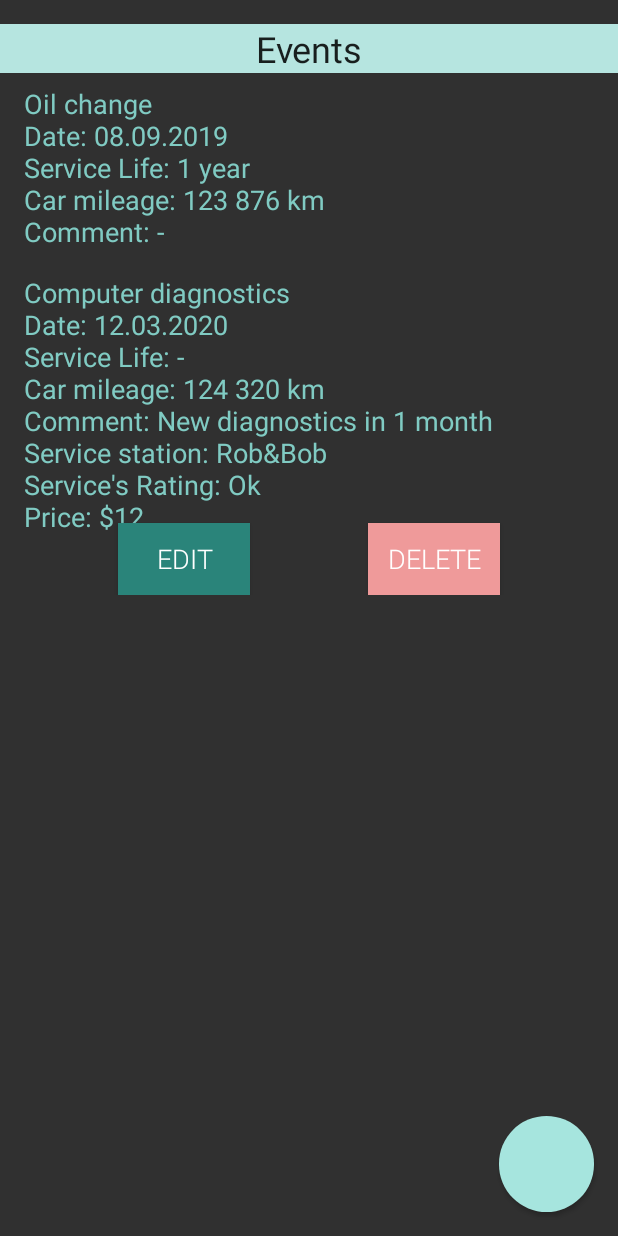
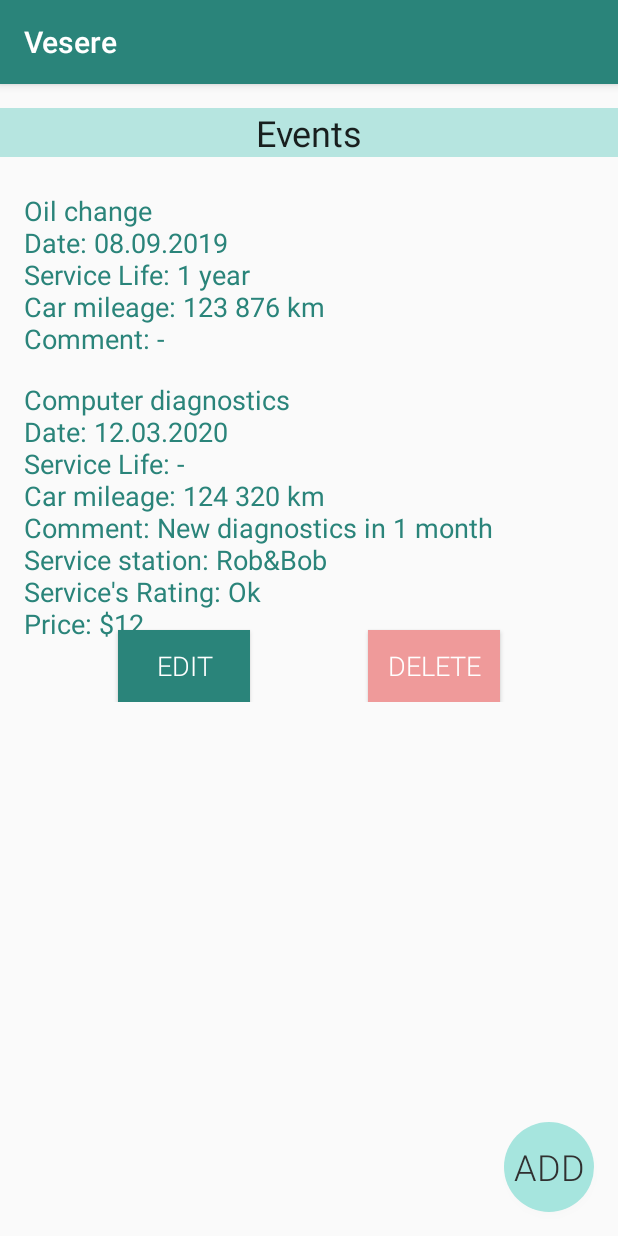
Before and after one commit to maximGrachev/vesere, an Android app: the AllRecordsFragment screen opened through its navigation route, on a phone screen of 412 x 824 dp. Run offline under Robolectric (Android 15) with nearby library versions, the phone set to English and light mode, and no system bars; our stand-ins replace data binding, navigation-ui.

Commit message:
allRecords is adaptive, ActionBar is added

```diff
--- a/app/src/main/AndroidManifest.xml
+++ b/app/src/main/AndroidManifest.xml
@@ -12,7 +12,6 @@
         <activity android:name=".MainActivity">
             <intent-filter>
                 <action android:name="android.intent.action.MAIN" />
-
                 <category android:name="android.intent.category.LAUNCHER" />
             </intent-filter>
         </activity>
--- a/app/src/main/java/ru/maxgrachev/vesere/MainActivity.kt
+++ b/app/src/main/java/ru/maxgrachev/vesere/MainActivity.kt
@@ -3,6 +3,8 @@ package ru.maxgrachev.vesere
 import androidx.appcompat.app.AppCompatActivity
 import android.os.Bundle
 import androidx.databinding.DataBindingUtil
+import androidx.navigation.findNavController
+import androidx.navigation.ui.NavigationUI
 import ru.maxgrachev.vesere.databinding.ActivityMainBinding
 
 class MainActivity : AppCompatActivity() {
@@ -10,4 +12,5 @@ class MainActivity : AppCompatActivity() {
         super.onCreate(savedInstanceState)
         val binding: ActivityMainBinding = DataBindingUtil.setContentView(this, R.layout.activity_main)
     }
+
 }
--- a/app/src/main/java/ru/maxgrachev/vesere/allrecords/AllRecordsFragment.kt
+++ b/app/src/main/java/ru/maxgrachev/vesere/allrecords/AllRecordsFragment.kt
@@ -4,15 +4,21 @@ import android.os.Bundle
 import android.view.LayoutInflater
 import android.view.View
 import android.view.ViewGroup
+import androidx.databinding.DataBindingUtil
 import androidx.fragment.app.Fragment
+import androidx.navigation.findNavController
 import ru.maxgrachev.vesere.R
+import ru.maxgrachev.vesere.databinding.FragmentAllRecordsBinding
 
 class AllRecordsFragment: Fragment() {
     override fun onCreateView(
         inflater: LayoutInflater, container: ViewGroup?,
         savedInstanceState: Bundle?
     ): View? {
-        // Inflate the layout for this fragment
-        return inflater.inflate(R.layout.fragment_all_records, container, false)
+        val binding: FragmentAllRecordsBinding = DataBindingUtil.inflate(inflater, R.layout.fragment_all_records, container, false)
+        binding.buttonCreateAllRecords.setOnClickListener{v: View ->
+            v.findNavController().navigate(R.id.action_allRecordsFragment_to_newRecordFragment)
+        }
+        return binding.root
     }
 }
--- a/app/src/main/java/ru/maxgrachev/vesere/title/TitleFragment.kt
+++ b/app/src/main/java/ru/maxgrachev/vesere/title/TitleFragment.kt
@@ -1,12 +1,11 @@
 package ru.maxgrachev.vesere.title
 
 import android.os.Bundle
-import android.view.LayoutInflater
-import android.view.View
-import android.view.ViewGroup
+import android.view.*
 import androidx.databinding.DataBindingUtil
 import androidx.fragment.app.Fragment
 import androidx.navigation.findNavController
+import androidx.navigation.ui.NavigationUI
 import ru.maxgrachev.vesere.R
 import ru.maxgrachev.vesere.databinding.FragmentTitleBinding
 
@@ -30,6 +29,18 @@ class TitleFragment : Fragment() {
 ////            v.findNavController().navigate()
 //        }
 
+        setHasOptionsMenu(true)
         return binding.root
     }
+
+    override fun onCreateOptionsMenu(menu: Menu, inflater: MenuInflater) {
+        super.onCreateOptionsMenu(menu, inflater)
+        inflater.inflate(R.menu.options_menu, menu)
+    }
+
+    override fun onOptionsItemSelected(item: MenuItem): Boolean {
+        return NavigationUI.
+        onNavDestinationSelected(item,requireView().findNavController())
+                || super.onOptionsItemSelected(item)
+    }
 }
--- a/app/src/main/res/layout/fragment_all_records.xml
+++ b/app/src/main/res/layout/fragment_all_records.xml
@@ -11,8 +11,7 @@
 
     <androidx.constraintlayout.widget.ConstraintLayout
         android:layout_width="match_parent"
-        android:layout_height="match_parent"
-        android:background="#303030">
+        android:layout_height="match_parent">
 
         <TextView
             android:id="@+id/text_allEvents"
@@ -27,10 +26,12 @@
         <ScrollView
             android:id="@+id/scrollView_allRecords"
             android:layout_width="match_parent"
-            android:layout_height="wrap_content"
+            android:layout_height="match_parent"
             android:layout_marginStart="16dp"
+            android:layout_marginTop="64dp"
             android:layout_marginEnd="16dp"
-            app:layout_constraintBottom_toTopOf="@+id/button_create_newRec"
+            android:layout_marginBottom="16dp"
+            app:layout_constraintBottom_toBottomOf="parent"
             app:layout_constraintEnd_toEndOf="parent"
             app:layout_constraintStart_toStartOf="parent"
             app:layout_constraintTop_toBottomOf="@+id/text_allEvents"
@@ -47,7 +48,7 @@
                     android:layout_marginTop="8dp"
                     android:layout_marginBottom="8dp"
                     android:text="@string/event1_text"
-                    android:textColor="#80CBC3"
+                    android:textColor="#2A847A"
                     android:textSize="18sp"
                     app:layout_constraintBottom_toTopOf="@+id/text_event2"
                     app:layout_constraintEnd_toEndOf="parent"
@@ -61,7 +62,7 @@
                     android:layout_marginTop="8dp"
                     android:layout_marginBottom="8dp"
                     android:text="@string/event2_text"
-                    android:textColor="#80CBC3"
+                    android:textColor="#2A847A"
                     android:textSize="18sp"
                     app:layout_constraintBottom_toTopOf="@+id/button_edit"
                     app:layout_constraintEnd_toEndOf="parent"
@@ -99,18 +100,20 @@
         </ScrollView>
 
         <Button
-            android:id="@+id/button_create_allRec"
-            android:layout_width="63dp"
-            android:layout_height="64dp"
+            android:id="@+id/button_create_allRecords"
+            android:layout_width="60dp"
+            android:layout_height="60dp"
+            android:layout_gravity="right"
             android:layout_marginEnd="16dp"
             android:layout_marginBottom="16dp"
             android:background="@drawable/rounded_button"
             android:fontFamily="sans-serif-light"
+            android:text="@string/add"
             android:textColor="#303030"
-            android:textSize="36sp"
+            android:textSize="24sp"
+            android:visibility="visible"
             app:layout_constraintBottom_toBottomOf="parent"
-            app:layout_constraintEnd_toEndOf="parent"
-            tools:text="+" />
+            app:layout_constraintEnd_toEndOf="parent" />
 
     </androidx.constraintlayout.widget.ConstraintLayout>
 </layout>
--- a/app/src/main/res/layout/fragment_new_record.xml
+++ b/app/src/main/res/layout/fragment_new_record.xml
@@ -14,7 +14,6 @@
     <LinearLayout
         android:layout_width="match_parent"
         android:layout_height="match_parent"
-        android:background="#303030"
         android:orientation="vertical"
         app:layout_constraintBottom_toBottomOf="parent"
         app:layout_constraintEnd_toEndOf="parent"
@@ -283,8 +282,8 @@
 
     <Button
         android:id="@+id/button_create_newRec"
-        android:layout_width="64dp"
-        android:layout_height="64dp"
+        android:layout_width="60dp"
+        android:layout_height="60dp"
         android:layout_gravity="bottom|right"
         android:layout_marginEnd="16dp"
         android:layout_marginBottom="16dp"
--- /dev/null
+++ b/app/src/main/res/menu/options_menu.xml
@@ -0,0 +1,12 @@
+<?xml version="1.0" encoding="utf-8"?>
+<menu
+    xmlns:android="http://schemas.android.com/apk/res/android"
+    xmlns:app="http://schemas.android.com/apk/res-auto">
+    <item
+        android:id="@+id/settingFragment"
+        android:enabled="true"
+        android:icon="@android:drawable/ic_menu_manage"
+        android:title="@string/settings"
+        android:visible="true"
+        app:showAsAction="ifRoom" />
+</menu>
--- a/app/src/main/res/navigation/navigation.xml
+++ b/app/src/main/res/navigation/navigation.xml
@@ -12,7 +12,8 @@
         tools:layout="@layout/fragment_all_records" >
         <action
             android:id="@+id/action_allRecordsFragment_to_newRecordFragment"
-            app:destination="@id/newRecordFragment" />
+            app:destination="@id/newRecordFragment"
+            app:popUpTo="@id/titleFragment" />
     </fragment>
     <fragment
         android:id="@+id/newRecordFragment"
@@ -21,7 +22,8 @@
         tools:layout="@layout/fragment_new_record" >
         <action
             android:id="@+id/action_newRecordFragment_to_allRecordsFragment"
-            app:destination="@id/allRecordsFragment" />
+            app:destination="@id/allRecordsFragment"
+            app:popUpTo="@id/titleFragment" />
     </fragment>
     <fragment
         android:id="@+id/settingFragment"
--- a/app/src/main/res/values/strings.xml
+++ b/app/src/main/res/values/strings.xml
@@ -32,4 +32,6 @@
     <string name="plus">+</string>
     <!-- TODO: Remove or change this placeholder text -->
     <string name="hello_blank_fragment">Hello blank fragment</string>
+    <string name="add">Add</string>
+    <string name="settings">Settings</string>
 </resources>
--- a/app/src/main/res/values/styles.xml
+++ b/app/src/main/res/values/styles.xml
@@ -1,6 +1,6 @@
 <resources>
     <!-- Base application theme. -->
-    <style name="AppTheme" parent="Theme.AppCompat.DayNight.NoActionBar">
+    <style name="AppTheme" parent="Theme.AppCompat.Light.DarkActionBar">
         <!-- Customize your theme here. -->
         <item name="colorPrimary">#2A847A</item>
         <item name="colorPrimaryDark">#2A847A</item>
```
Also changed, not shown: app/src/main/res/layout/fragment_setting.xml (+13 -2 lines), app/src/main/res/layout/fragment_title.xml (+5 -7 lines).
